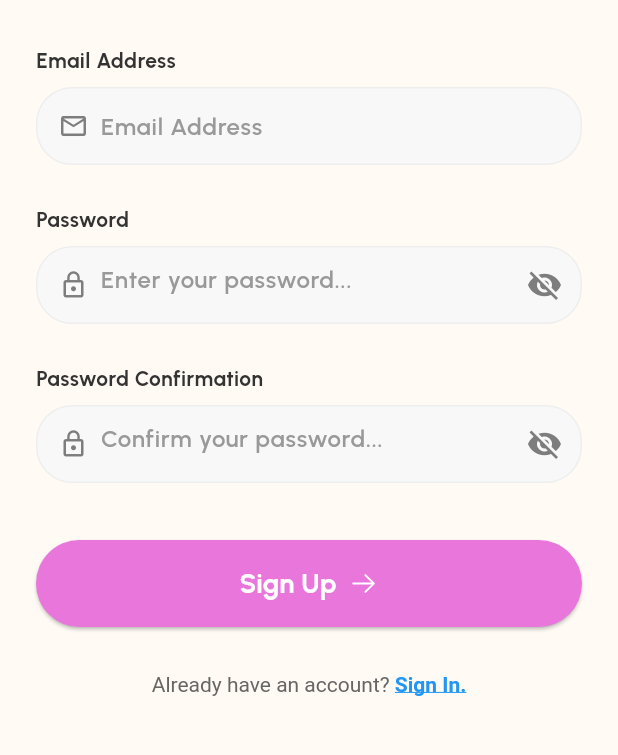
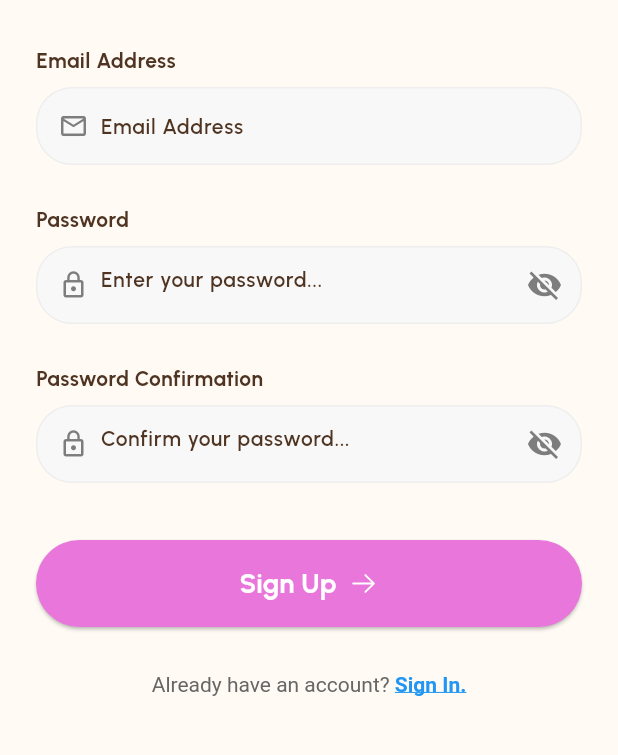
Before and after one commit to Alwil17/auralys, a Flutter app: the RegisterScreen screen opened by its route, on a phone screen of 412 x 824 dp, the part 312-1067 px from its top. Run offline on Flutter 3.47's test engine with Material 3 defaults, Android fonts, the phone set to English and light mode, and no system bars; our stand-ins replace flutter_easyloading, go_router, phosphor_flutter, shared_preferences; accounts and stored records are empty.

Commit message:
feat: Update InputField widget with AppTheme styles
The InputField widget has been updated to use text styles from the `AppTheme` class for the label and placeholder. This change ensures consistent typography throughout the application and simplifies style management.

```diff
--- a/lib/features/auth/widgets/input_field.dart
+++ b/lib/features/auth/widgets/input_field.dart
@@ -1,3 +1,4 @@
+import 'package:auralys/core/theme/app_theme.dart';
 import 'package:flutter/material.dart';
 
 class InputField extends StatefulWidget {
@@ -35,11 +36,7 @@ class _InputFieldState extends State<InputField> {
         children: [
           Text(
             widget.label,
-            style: const TextStyle(
-              fontSize: 14,
-              fontWeight: FontWeight.w700,
-              color: Color(0xFF333333),
-            ),
+            style: AppTheme.textSmExtraBold,
           ),
           const SizedBox(height: 8),
           Container(
@@ -70,9 +67,7 @@ class _InputFieldState extends State<InputField> {
                     ),
                     decoration: InputDecoration(
                       hintText: widget.placeholder,
-                      hintStyle: const TextStyle(
-                        color: Color(0xFF999999),
-                      ),
+                      hintStyle: AppTheme.textMdBold,
                       border: InputBorder.none,
                       suffixIcon: widget.isPassword
                           ? IconButton(
```
